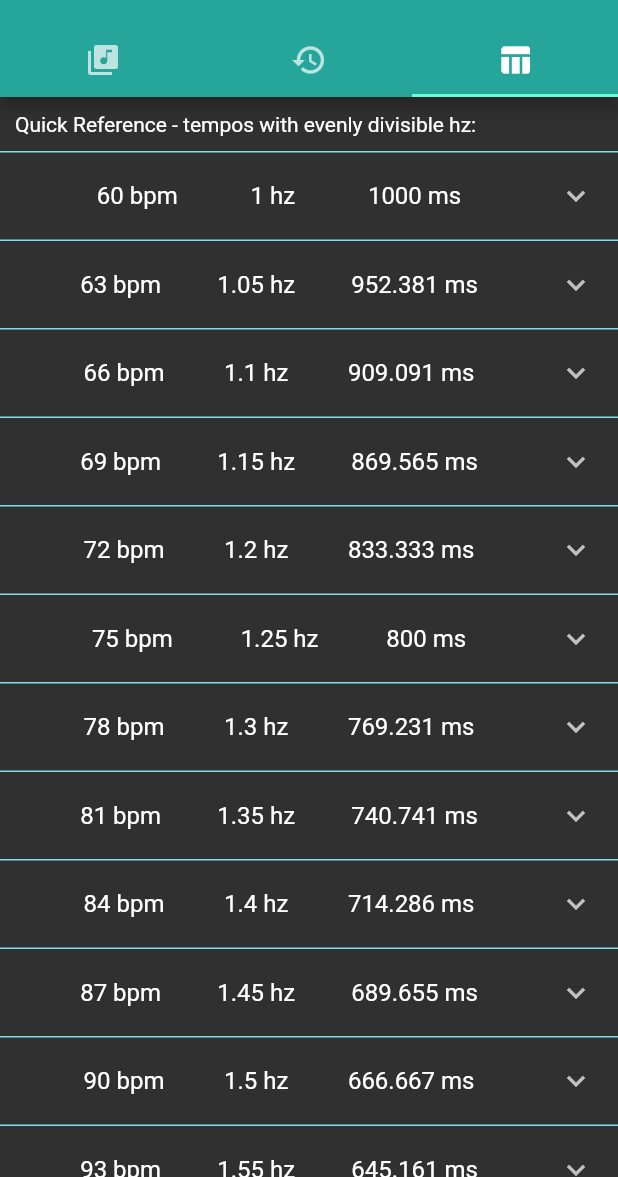
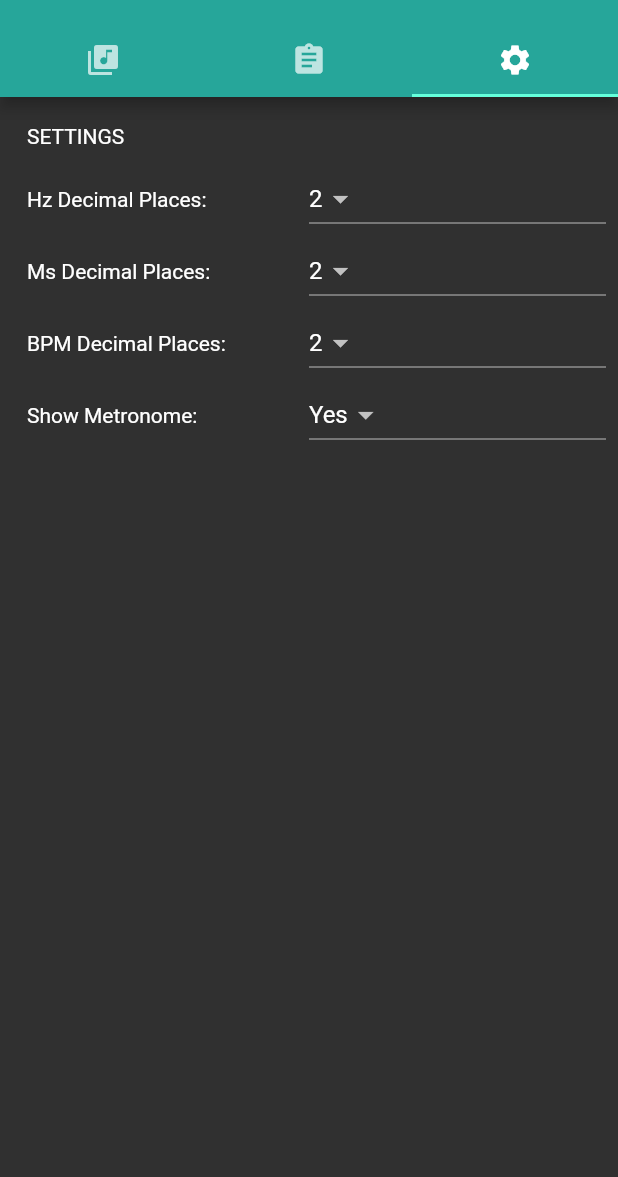
Before and after one commit to groovestudio/emusictiming, a Flutter app: the screen it shows after launch, tab 3 chosen, on a phone screen of 412 x 824 dp, the part 59-1236 px from its top. Run offline on Flutter 3.47's test engine with Material 2 defaults, Android fonts, the phone set to English and light mode, and no system bars; our stand-ins replace shared_preferences.

Commit message:
Solid round of cleanup, refactoring and ehancements, including inheritedwidget for app context.
Added more settings options and tied them into app storage.
Renamed main views to have descriptive names.
Added Tooltip example and wrapped widget tree with SafeArea.

```diff
--- a/lib/main.dart
+++ b/lib/main.dart
@@ -1,13 +1,14 @@
 import 'package:flutter/material.dart';
-import 'package:music_tool/tabs/first.dart';
-import 'package:music_tool/tabs/second.dart';
-import 'package:music_tool/tabs/third.dart';
+import 'package:music_tool/tabs/calculate_view.dart';
+import 'package:music_tool/tabs/settings_view.dart';
+import 'package:music_tool/tabs/reference_view.dart';
 import 'package:music_tool/tabs/timechart.dart';
 import 'package:music_tool/tabs/tempoflasher.dart';
+import 'package:music_tool/tabs/state_inherited.dart';
 
 void main() {
+
   runApp(new MaterialApp(
-    // Title
       title: "eMusic Timing Tool",
       theme: new ThemeData(
         primarySwatch: Colors.teal,
@@ -70,13 +71,16 @@ class MyHomeState extends State<MyHome> with SingleTickerProviderStateMixin {
       tabs: <Tab>[
         new Tab(
           // set icon to the tab
-          icon: new Icon(Icons.library_music),
+          icon: new Tooltip(
+            message: 'Calculate Timing & See History',
+            child: new Icon(Icons.library_music),
+          )
         ),
         new Tab(
-          icon: new Icon(Icons.history ),
+          icon: new Icon(Icons.assignment),
         ),
         new Tab(
-          icon: new Icon(Icons.table_chart),
+          icon: new Icon(Icons.settings ),
         ),
       ],
       // setup the controller
@@ -98,7 +102,8 @@ class MyHomeState extends State<MyHome> with SingleTickerProviderStateMixin {
    */
   @override
   Widget build(BuildContext context) {
-    return new Scaffold(
+    return new AppContextInheritedWidget(
+      child: new Scaffold(
       // Appbar
         appBar: new AppBar(
           // Title
@@ -108,7 +113,11 @@ class MyHomeState extends State<MyHome> with SingleTickerProviderStateMixin {
             // Set the bottom property of the Appbar to include a Tab Bar
             bottom: getTabBar()),
         // Set the TabBar view as the body of the Scaffold
-        body: getTabBarView(<Widget>[new First(), new Second(), new Third()]));
+        body: SafeArea( // SafeArea uses device specific analysis to make sure that no content is obscured from view
+          child: getTabBarView(<Widget>[new CalculateView(), new ReferenceView(), new SettingsView()])
+        )
+      )
+    );
   }
 
   static Widget buildRow(Timechart timechart) {
--- a/lib/tabs/first.dart
+++ b/lib/tabs/calculate_view.dart
@@ -3,12 +3,12 @@ import 'timechart.dart';
 import 'package:shared_preferences/shared_preferences.dart';
 import 'package:music_tool/main.dart';
 
-class First extends StatefulWidget {
+class CalculateView extends StatefulWidget {
   @override
-  MyAppState createState() => new MyAppState();
+  CalculateViewState createState() => new CalculateViewState();
 }
 
-class MyAppState extends State<First> {
+class CalculateViewState extends State<CalculateView> {
   double rate = 0.0;
   String unit = 'BPM';
   List<Row> results = [];
@@ -54,12 +54,14 @@ class MyAppState extends State<First> {
               new DropdownButton<String>(
                 value: unit,
                 onChanged: (String newValue) {
-                  unit = newValue;
+                  setState(() {
+                    unit = newValue;
+                  });
                 },
                 items: <String>['BPM', 'HZ', 'MS']
                     .map<DropdownMenuItem<String>>((String value) {
                   return DropdownMenuItem<String>(
-                    value: value,
+                      value: value,
                     child: Text(value),
                   );
                 }).toList(),
@@ -193,8 +195,19 @@ class MyAppState extends State<First> {
               ),
               child: new ListView.builder(
                   itemCount: _timechartsUser.length,
-                  itemBuilder: (BuildContext ctxt, int Index) {
-                    return MyHomeState.buildRow(_timechartsUser[Index]);
+                  itemBuilder: (BuildContext ctxt, int index) {
+                    return Dismissible(
+                      child: MyHomeState.buildRow(_timechartsUser[index]),
+                      key: Key(index.toString()),
+                      background: Container(
+                        color: Colors.red,
+                      ),
+                      onDismissed: (direction) {
+                        setState(() {
+                          _timechartsUser.removeAt(index);
+                        });
+                      }
+                    );
                   }
               )
             )
--- a/lib/tabs/third.dart
+++ b/lib/tabs/reference_view.dart
@@ -3,12 +3,12 @@ import 'timechart.dart';
 import 'package:flutter/material.dart';
 import 'package:music_tool/main.dart';
 
-class Third extends StatefulWidget {
+class ReferenceView extends StatefulWidget {
   @override
-  MyAppState createState() => new MyAppState();
+  ReferenceViewState createState() => new ReferenceViewState();
 }
 
-class MyAppState extends State<Third> {
+class ReferenceViewState extends State<ReferenceView> {
   List<Timechart> _timecharts = timecharts;
 
   @override
--- a/lib/tabs/second.dart
+++ /dev/null
@@ -1,27 +0,0 @@
-import 'package:flutter/material.dart';
-import 'package:music_tool/tabs/tempoflasher.dart';
-
-class Second extends StatefulWidget {
-  @override
-  Tab2State createState() => new Tab2State();
-}
-
-class Tab2State extends State<Second> with TickerProviderStateMixin {
-  AnimationController _mcontroller;
-  int _durationMillis = 500;
-  @override
-  void initState() {
-    // TODO: implement initState
-    super.initState();
-    _mcontroller = AnimationController(value: 0.0, lowerBound: 0.0, upperBound: 10.0, duration: Duration(seconds: 1), vsync: this);
-  }
-  @override
-  Widget build(BuildContext context) {
-    TempoFlasher t = new TempoFlasher(250);
-    return new Container(
-      child: new Center(
-        child: t
-      ),
-    );
-  }
-}
--- /dev/null
+++ b/lib/tabs/settings_view.dart
@@ -0,0 +1,202 @@
+import 'package:flutter/material.dart';
+import 'package:shared_preferences/shared_preferences.dart';
+import 'package:music_tool/tabs/state_inherited.dart';
+
+class SettingsView extends StatefulWidget {
+  @override
+  SettingsViewState createState() => new SettingsViewState();
+}
+
+class SettingsViewState extends State<SettingsView> {
+  AnimationController _mcontroller;
+  String hzPrecision = '2';
+  String msPrecision = '2';
+  String bpmPrecision = '2';
+  String showMetronome = 'Yes';
+
+  @override
+  void initState() {
+    super.initState();
+
+    print("SettingsView initState started");
+    getSettings();
+
+  }
+
+  @override
+  Widget build(BuildContext context) {
+
+    print("SettingsView build started");
+    final AppContextInheritedWidgetState state = AppContextInheritedWidget.of(context);
+    return new Container(
+        constraints: BoxConstraints.expand(
+          height: Theme.of(context).textTheme.display1.fontSize * 1.1 + 200.0,
+        ),
+        padding: const EdgeInsets.all(8.0),
+        //color: Colors.teal.shade700,
+        alignment: Alignment.center,
+        child: new Column(
+            children: <Widget>[
+              new Row(
+                children: [
+                  new Expanded(
+                    //color: Colors.deepOrange,
+                    child: new Padding(
+                      padding: const EdgeInsets.all(10.0),
+                      child: new Text("SETTINGS"),
+                    )
+                  ),
+                ]
+              ),
+              new Row(
+                children: [
+                  new Expanded(
+                    //color: Colors.deepOrange,
+                      child: new Padding(
+                        padding: const EdgeInsets.all(10.0),
+                        child: new Text("Hz Decimal Places:"),
+                      )
+                  ),
+                  new Expanded(
+                    child: new DropdownButton<String>(
+                      value: hzPrecision,
+                      onChanged: (String newValue) {
+                        setState(() {
+                          hzPrecision = newValue;
+                        });
+                        _saveSettings();
+                        state.add('settings_hzprecision', hzPrecision);
+//                        state.add('settings_msprecision', msPrecision);
+//                        state.add('settings_bpmprecision', bpmPrecision);
+//                        state.add('settings_showmetronome', showMetronome.);
+                      },
+                      items: <String>['0', '1', '2', '3']
+                          .map<DropdownMenuItem<String>>((String value) {
+                        return DropdownMenuItem<String>(
+                          value: value,
+                          child: Text(value),
+                        );
+                      }).toList(),
+                      //decoration: new InputDecoration(labelText: "Decimal Places for Hz"),
+                    )
+                  )
+                ]
+              ),
+              new Row(
+                  children: [
+                    new Expanded(
+                      //color: Colors.deepOrange,
+                        child: new Padding(
+                          padding: const EdgeInsets.all(10.0),
+                          child: new Text("Ms Decimal Places:"),
+                        )
+                    ),
+                    new Expanded(
+                        child: new DropdownButton<String>(
+                          value: msPrecision,
+                          onChanged: (String newValue) {
+                            setState(() {
+                              msPrecision = newValue;
+                            });
+                            _saveSettings();
+                          },
+                          items: <String>['0', '1', '2', '3']
+                              .map<DropdownMenuItem<String>>((String value) {
+                            return DropdownMenuItem<String>(
+                              value: value,
+                              child: Text(value),
+                            );
+                          }).toList(),
+                          //decoration: new InputDecoration(labelText: "Decimal Places for Hz"),
+                        )
+                    )
+                  ]
+              ),
+              new Row(
+                  children: [
+                    new Expanded(
+                      //color: Colors.deepOrange,
+                        child: new Padding(
+                          padding: const EdgeInsets.all(10.0),
+                          child: new Text("BPM Decimal Places:"),
+                        )
+                    ),
+                    new Expanded(
+                        child: new DropdownButton<String>(
+                          value: bpmPrecision,
+                          onChanged: (String newValue) {
+                            setState(() {
+                              bpmPrecision = newValue;
+                            });
+                            _saveSettings();
+                          },
+                          items: <String>['0', '1', '2', '3']
+                              .map<DropdownMenuItem<String>>((String value) {
+                            return DropdownMenuItem<String>(
+                              value: value,
+                              child: Text(value),
+                            );
+                          }).toList(),
+                          //decoration: new InputDecoration(labelText: "Decimal Places for Hz"),
+                        )
+                    )
+                  ]
+              ),
+              new Row(
+                  children: [
+                    new Expanded(
+                      //color: Colors.deepOrange,
+                        child: new Padding(
+                          padding: const EdgeInsets.all(10.0),
+                          child: new Text("Show Metronome:"),
+                        )
+                    ),
+                    new Expanded(
+                        child: new DropdownButton<String>(
+                          value: showMetronome,
+                          onChanged: (String newValue) {
+                            setState(() {
+                              showMetronome = newValue;
+                            });
+                            _saveSettings();
+                          },
+                          items: <String>['Yes', 'No']
+                              .map<DropdownMenuItem<String>>((String value) {
+                            return DropdownMenuItem<String>(
+                              value: value,
+                              child: Text(value),
+                            );
+                          }).toList(),
+                          //decoration: new InputDecoration(labelText: "Decimal Places for Hz"),
+                        )
+                    )
+                  ]
+              )
+
+            ]
+        )
+    );
+  }
+
+  _saveSettings() async {
+    SharedPreferences prefs = await SharedPreferences.getInstance();
+    await prefs.setString('settings_hzprecision', hzPrecision);
+    await prefs.setString('settings_msprecision', msPrecision);
+    await prefs.setString('settings_bpmprecision', bpmPrecision);
+    await prefs.setString('settings_showmetronome', showMetronome);
+    //print('after save history list  $historyList');
+
+    print("Just saved settings, hzPrecision: " + hzPrecision);
+  }
+
+  Future getSettings() async {
+    SharedPreferences prefs = await SharedPreferences.getInstance();
+    setState(() {
+      hzPrecision = (prefs.getString('settings_hzprecision') ?? '2') ;
+      msPrecision = (prefs.getString('settings_msprecision') ?? '2') ;
+      bpmPrecision = (prefs.getString('settings_bpmprecision') ?? '2') ;
+      showMetronome = (prefs.getString('settings_showmetronome') ?? 'Yes') ;
+    });
+    print("Just GOT settings, hzPrecision: " + hzPrecision);
+  }
+}
--- /dev/null
+++ b/lib/tabs/state_inherited.dart
@@ -0,0 +1,82 @@
+import 'package:flutter/material.dart';
+import 'dart:collection';
+import 'package:shared_preferences/shared_preferences.dart';
+
+class _AppContextInherited extends InheritedWidget {
+  _AppContextInherited({
+    Key key,
+    @required Widget child,
+    @required this.data,
+  }) : super(key: key, child: child);
+
+  final AppContextInheritedWidgetState data;
+
+  @override
+  bool updateShouldNotify(_AppContextInherited oldWidget) {
+    return true;
+  }
+}
+
+class AppContextInheritedWidget extends StatefulWidget {
+  AppContextInheritedWidget({
+    Key key,
+    this.child,
+  }): super(key: key);
+
+  final Widget child;
+
+  @override
+  AppContextInheritedWidgetState createState() => new AppContextInheritedWidgetState();
+
+  static AppContextInheritedWidgetState of(BuildContext context){
+    return (context.inheritFromWidgetOfExactType(_AppContextInherited) as _AppContextInherited).data;
+  }
+}
+
+class AppContextInheritedWidgetState extends State<AppContextInheritedWidget>{
+
+  HashMap _appContext = new HashMap<String, String>();
+
+  /// Getter (number of items)
+  int get appContextCount => _appContext.length;
+
+  /// Helper method to add an Item
+  void add(String key, String value){
+    setState((){
+      _appContext[key] = value;
+    });
+  }
+
+  /// Helper method to add an Item
+  String get(String key){
+    return _appContext[key];
+  }
+
+  @override
+  void initState() {
+    super.initState();
+
+    print("AppContextInheritedWidgetState initState started");
+    getSettings();
+  }
+
+  @override
+  Widget build(BuildContext context){
+    return new _AppContextInherited(
+      data: this,
+      child: widget.child,
+    );
+  }
+
+  Future getSettings() async {
+    SharedPreferences prefs = await SharedPreferences.getInstance();
+    setState(() {
+      _appContext['settings_hzprecision'] = (prefs.getString('settings_hzprecision') ?? '2') ;
+      _appContext['settings_msprecision'] = (prefs.getString('settings_msprecision') ?? '2') ;
+      _appContext['settings_bpmprecision'] = (prefs.getString('settings_bpmprecision') ?? '2') ;
+      _appContext['settings_showmetronome'] = (prefs.getString('settings_showmetronome') ?? '2') ;
+    });
+
+    print("AppContextInheritedWidgetState Just GOT settings, hzPrecision: " + _appContext['settings_hzprecision']);
+  }
+}
--- a/lib/tabs/tempoflasher.dart
+++ b/lib/tabs/tempoflasher.dart
@@ -36,6 +36,10 @@ class TempoFlasherState extends State<TempoFlasher> with SingleTickerProviderSta
         onTap: () {
           final status = _mcontroller.status;
           if(status==AnimationStatus.forward || status==AnimationStatus.reverse) {
+            _mcontroller.animateTo(
+              100.0,
+              curve: Curves.easeOutExpo,
+            );
             _mcontroller.reset();
           }
           else {
```
Also changed, not shown: 3 other files.
